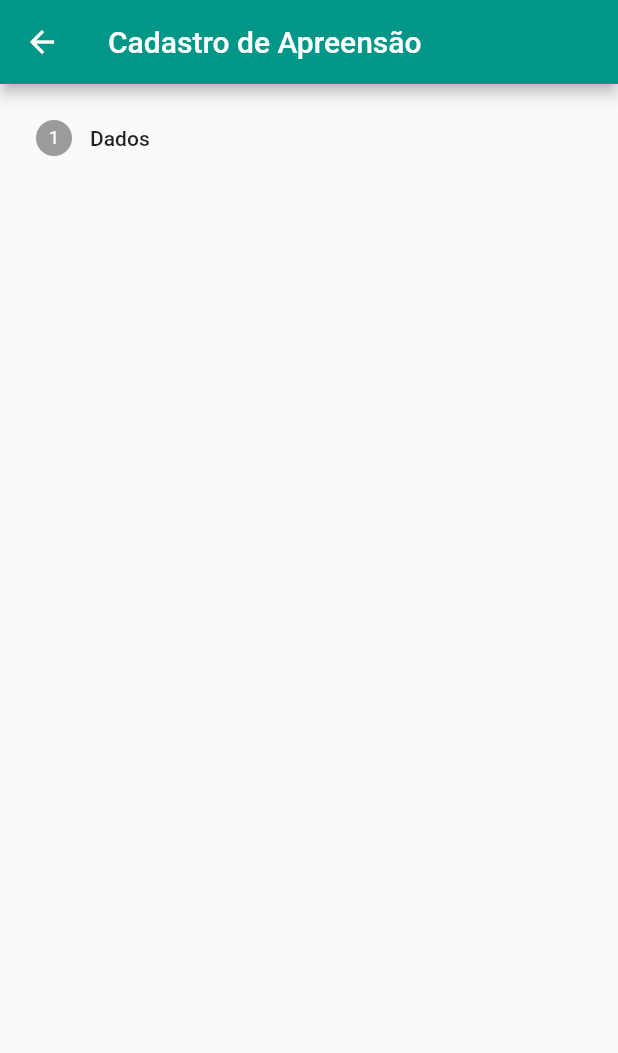
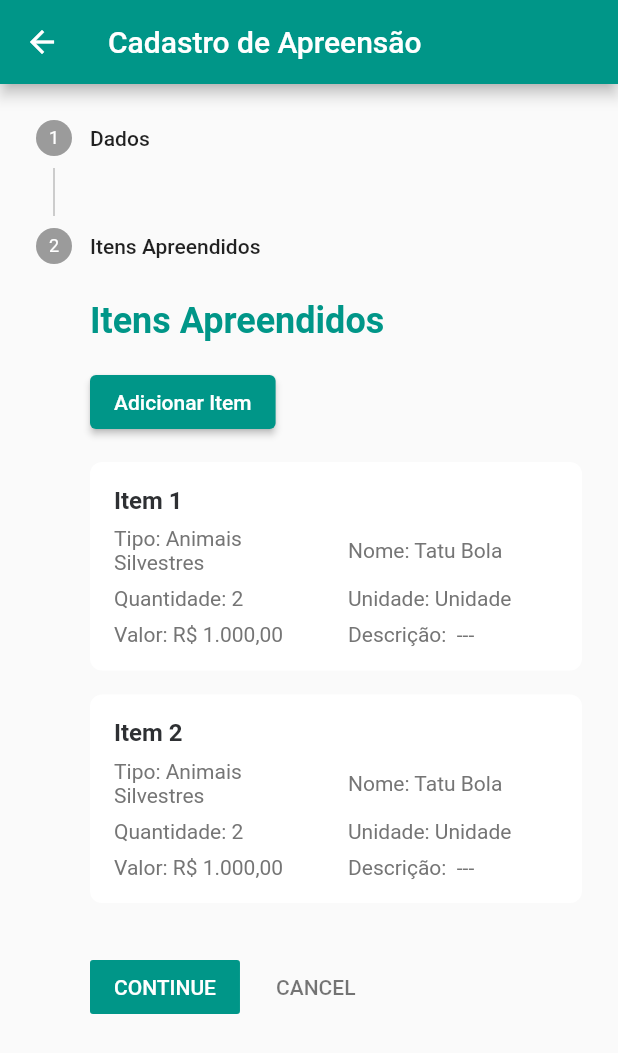
Before and after one commit to thiagonascimento8512/fiscalizacaosemas, a Flutter app: the CadastrarApreensao screen opened by its route, after a tap on "CONTINUE", on a phone screen of 412 x 824 dp. Shown: the top 1053 px of the screen. Run offline on Flutter 3.47's test engine with Material 2 defaults, Android fonts, the phone set to English and light mode, and no system bars; our stand-ins replace extended_masked_text, google_maps_flutter, nb_utils.

Commit message:
Itens apreendidos step

```diff
--- a/lib/screens/apreensao_deposito/apreensao/cadastrar_apreensao.dart
+++ b/lib/screens/apreensao_deposito/apreensao/cadastrar_apreensao.dart
@@ -1,5 +1,6 @@
 import 'package:flutter/material.dart';
 import 'package:semasfiscalizacao/screens/apreensao_deposito/apreensao/steps/ad_dados_step.dart';
+import 'package:semasfiscalizacao/screens/apreensao_deposito/apreensao/steps/itens_apreendidos_step.dart';
 
 class CadastrarApreensao extends StatefulWidget {
   const CadastrarApreensao({super.key});
@@ -50,6 +51,10 @@ class _CadastrarApreensaoState extends State<CadastrarApreensao> {
             title: Text('Dados'),
             content: AdDadosStep(),
           ),
+          Step(
+            title: Text('Itens Apreendidos'),
+            content: ItensApreendidosStep(),
+          ),
         ],
       ),
     );
--- /dev/null
+++ b/lib/screens/apreensao_deposito/apreensao/model/item_apreendido.dart
@@ -0,0 +1,17 @@
+class ItemApreendido {
+  String tipo;
+  String nome;
+  String quantidade;
+  String unidade;
+  String valor;
+  String descricao;
+
+  ItemApreendido({
+    required this.tipo,
+    required this.nome,
+    required this.quantidade,
+    required this.unidade,
+    required this.valor,
+    required this.descricao,
+  });
+}
--- /dev/null
+++ b/lib/screens/apreensao_deposito/apreensao/steps/itens_apreendidos_step.dart
@@ -0,0 +1,132 @@
+import 'package:flutter/material.dart';
+import 'package:nb_utils/nb_utils.dart';
+import 'package:semasfiscalizacao/common_widgets/section_title.dart';
+import 'package:semasfiscalizacao/screens/apreensao_deposito/apreensao/model/item_apreendido.dart';
+
+class ItensApreendidosStep extends StatefulWidget {
+  const ItensApreendidosStep({super.key});
+
+  @override
+  State<ItensApreendidosStep> createState() => _ItensApreendidosStepState();
+}
+
+class _ItensApreendidosStepState extends State<ItensApreendidosStep> {
+  List<ItemApreendido> itensApreendidos = [];
+
+  @override
+  void initState() {
+    super.initState();
+    itensApreendidos = [
+      ItemApreendido(
+        tipo: 'Animais Silvestres',
+        nome: 'Tatu Bola',
+        quantidade: '2',
+        unidade: 'Unidade',
+        valor: 'R\$ 1.000,00',
+        descricao: ' --- ',
+      ),
+      ItemApreendido(
+        tipo: 'Animais Silvestres',
+        nome: 'Tatu Bola',
+        quantidade: '2',
+        unidade: 'Unidade',
+        valor: 'R\$ 1.000,00',
+        descricao: ' --- ',
+      ),
+    ];
+  }
+
+  @override
+  Widget build(BuildContext context) {
+    return Column(
+      crossAxisAlignment: CrossAxisAlignment.start,
+      children: [
+        const SectionTitle(title: 'Itens Apreendidos'),
+        16.height,
+        ElevatedButton(
+          onPressed: () {},
+          child: const Text('Adicionar Item'),
+        ),
+        16.height,
+        ListView.builder(
+          shrinkWrap: true,
+          physics: const NeverScrollableScrollPhysics(),
+          itemCount: itensApreendidos.length,
+          itemBuilder: (BuildContext context, int index) {
+            return Container(
+              margin: const EdgeInsets.only(bottom: 16),
+              padding: const EdgeInsets.all(16),
+              decoration: BoxDecoration(
+                color: Theme.of(context).cardColor,
+                borderRadius: BorderRadius.circular(8),
+              ),
+              child: Column(
+                crossAxisAlignment: CrossAxisAlignment.start,
+                children: [
+                  Text(
+                    'Item ${index + 1}',
+                    style: boldTextStyle(),
+                  ),
+                  8.height,
+                  Row(
+                    children: [
+                      Expanded(
+                        child: Text(
+                          'Tipo: ${itensApreendidos[index].tipo}',
+                          style: secondaryTextStyle(),
+                        ),
+                      ),
+                      16.width,
+                      Expanded(
+                        child: Text(
+                          'Nome: ${itensApreendidos[index].nome}',
+                          style: secondaryTextStyle(),
+                        ),
+                      ),
+                    ],
+                  ),
+                  8.height,
+                  Row(
+                    children: [
+                      Expanded(
+                        child: Text(
+                          'Quantidade: ${itensApreendidos[index].quantidade}',
+                          style: secondaryTextStyle(),
+                        ),
+                      ),
+                      16.width,
+                      Expanded(
+                        child: Text(
+                          'Unidade: ${itensApreendidos[index].unidade}',
+                          style: secondaryTextStyle(),
+                        ),
+                      ),
+                    ],
+                  ),
+                  8.height,
+                  Row(
+                    children: [
+                      Expanded(
+                        child: Text(
+                          'Valor: ${itensApreendidos[index].valor}',
+                          style: secondaryTextStyle(),
+                        ),
+                      ),
+                      16.width,
+                      Expanded(
+                        child: Text(
+                          'Descrição: ${itensApreendidos[index].descricao}',
+                          style: secondaryTextStyle(),
+                        ),
+                      ),
+                    ],
+                  ),
+                ],
+              ),
+            );
+          },
+        ),
+      ],
+    );
+  }
+}
```
